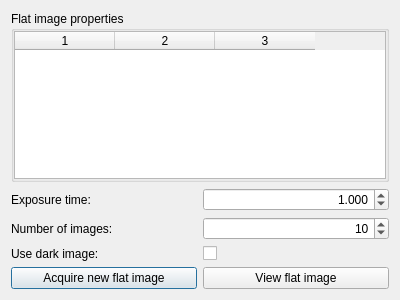
Old version of the form gui/snowgui/icegui/flatwidget.ui in the repository AndreasFMueller/AstroPhotography.
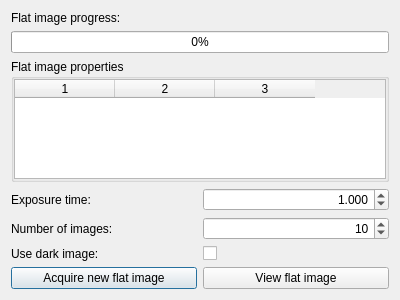
New version of the form. Custom widgets are drawn as their Qt base class.

Commit message: separate CalibrationImageMonitor

Patch:
```diff
--- a/gui/snowgui/icegui/flatwidget.ui
+++ b/gui/snowgui/icegui/flatwidget.ui
@@ -15,7 +15,52 @@
   </property>
   <layout class="QVBoxLayout" name="verticalLayout">
    <item>
-    <widget class="QGroupBox" name="groupBox">
+    <widget class="QWidget" name="progressWidget" native="true">
+     <layout class="QVBoxLayout" name="verticalLayout_3">
+      <property name="leftMargin">
+       <number>0</number>
+      </property>
+      <property name="topMargin">
+       <number>0</number>
+      </property>
+      <property name="rightMargin">
+       <number>0</number>
+      </property>
+      <property name="bottomMargin">
+       <number>0</number>
+      </property>
+      <item>
+       <widget class="QLabel" name="progressLabel">
+        <property name="text">
+         <string>Flat image progress:</string>
+        </property>
+       </widget>
+      </item>
+      <item>
+       <widget class="QProgressBar" name="progressBar">
+        <property name="value">
+         <number>0</number>
+        </property>
+       </widget>
+      </item>
+      <item>
+       <spacer name="verticalSpacer">
+        <property name="orientation">
+         <enum>Qt::Vertical</enum>
+        </property>
+        <property name="sizeHint" stdset="0">
+         <size>
+          <width>20</width>
+          <height>40</height>
+         </size>
+        </property>
+       </spacer>
+      </item>
+     </layout>
+    </widget>
+   </item>
+   <item>
+    <widget class="QGroupBox" name="propertyBox">
      <property name="title">
       <string>Flat image properties</string>
      </property>
```
The commit also changes 27 other files.
